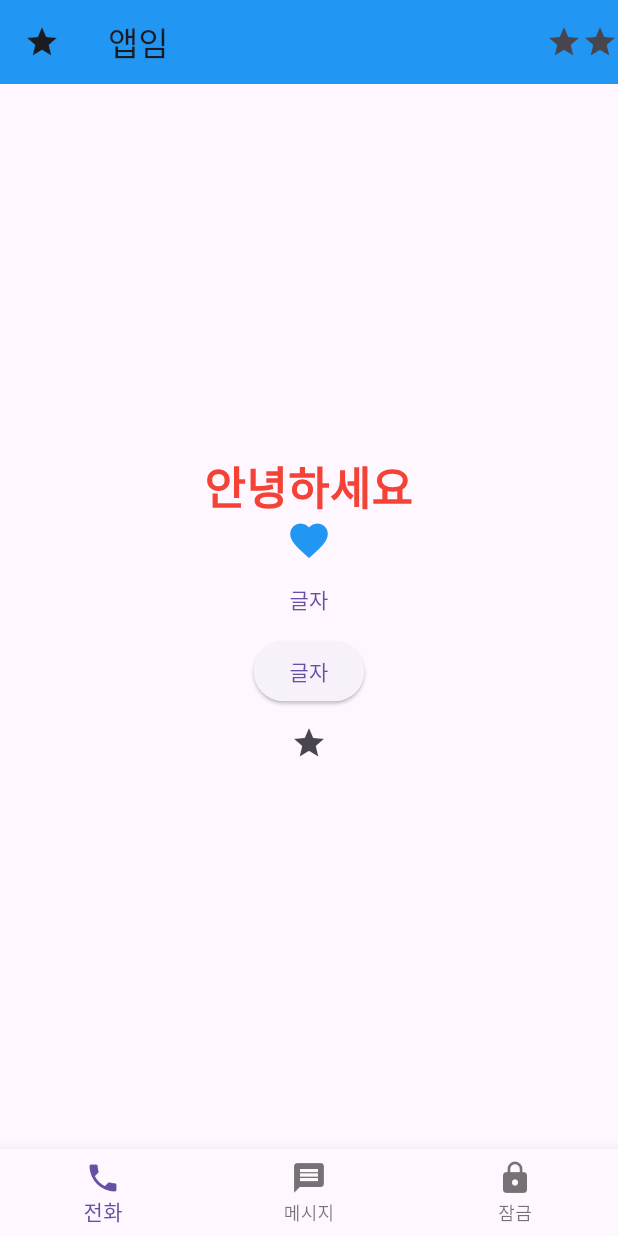
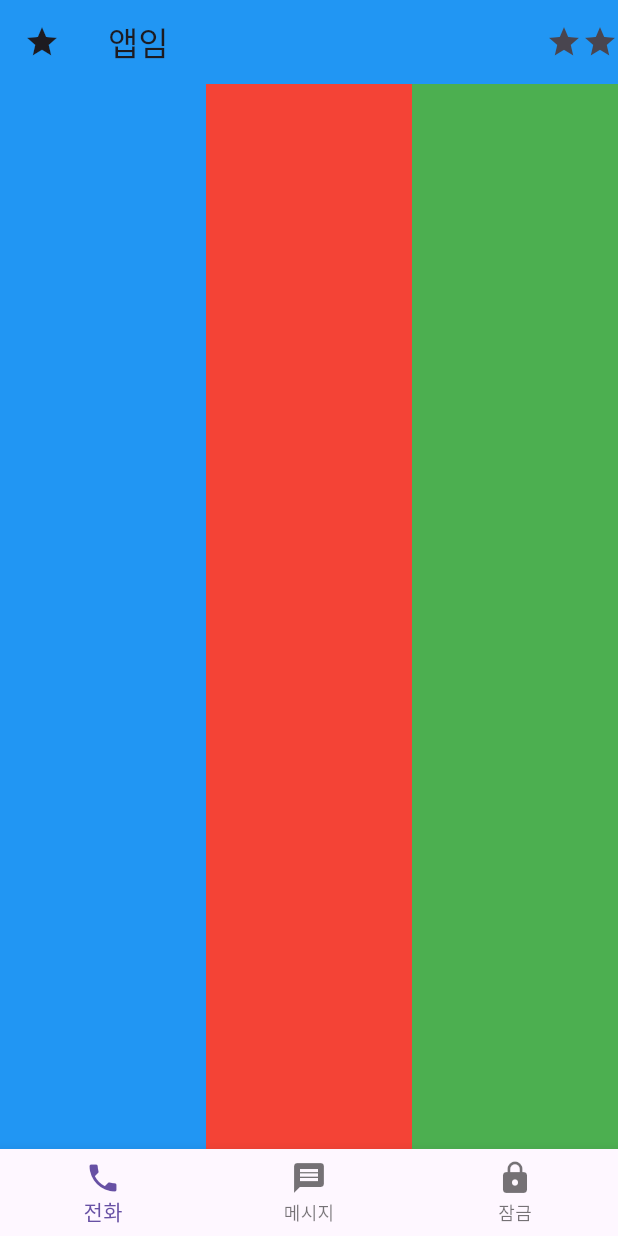
Before and after one commit to dmdrk1414/flutter_coding_apple, a Flutter app: the screen it shows after launch, on a phone screen of 412 x 824 dp. Run offline on Flutter 3.47's test engine with Material 3 defaults, Android fonts, the light colour scheme and no system bars.

Commit message:
FEAT Flexible 사용하는 방법

```diff
--- a/lib/main.dart
+++ b/lib/main.dart
@@ -44,46 +44,12 @@ class _MyHomePageState extends State<MyHomePage> {
         backgroundColor: Colors.blue,
         title: Text('앱임'),
       ),
-      body: Center(  // 전체를 중앙에 정렬
-        child: Column(
-          mainAxisAlignment: MainAxisAlignment.center,  // 수직 중앙 정렬
-          crossAxisAlignment: CrossAxisAlignment.center,  // 수평 중앙 정렬
-          children: [
-            SizedBox(width: 10), // 텍스트와 아이콘 사이의 간격 설정
-
-            /* Text 꾸미는 법 */
-            Text(
-              '안녕하세요',
-              style: TextStyle(
-                color: Colors.red, // 텍스트 색상 설정
-                fontWeight: FontWeight.w600, // 텍스트 두께 설정
-                fontSize: 30, // 텍스트 크기 설정
-                // color: Color.fromRGBO(r, g, b, opacity) // RGB를 이용하여 색감 입히기
-              ),
-            ),
-
-            /* Icon 꾸미는 법 */
-            Icon(
-              Icons.favorite, // 사용할 아이콘 설정
-              color: Colors.blue, // 아이콘 색상 설정
-              size: 30, // 아이콘 크기 설정
-            ),
-
-            /* 버튼을 꾸미는 방법 */
-            TextButton(
-                onPressed: (){},
-                child: Text('글자')
-            ),
-            ElevatedButton(
-                onPressed: (){},
-                child: Text('글자')
-            ),
-            IconButton(
-                onPressed: (){},
-                icon: Icon(Icons.star),
-            )
-          ],
-        ),
+      body: Row(
+        children: [ // %으로 만들기
+          Flexible( flex: 5, child: Container(color: Colors.blue,), ),
+          Flexible( flex: 5, child: Container(color: Colors.red,), ),
+          Flexible( flex: 5, child: Container(color: Colors.green,), )
+        ],
       ),
 
       bottomNavigationBar: BottomNavigationBar(
```
